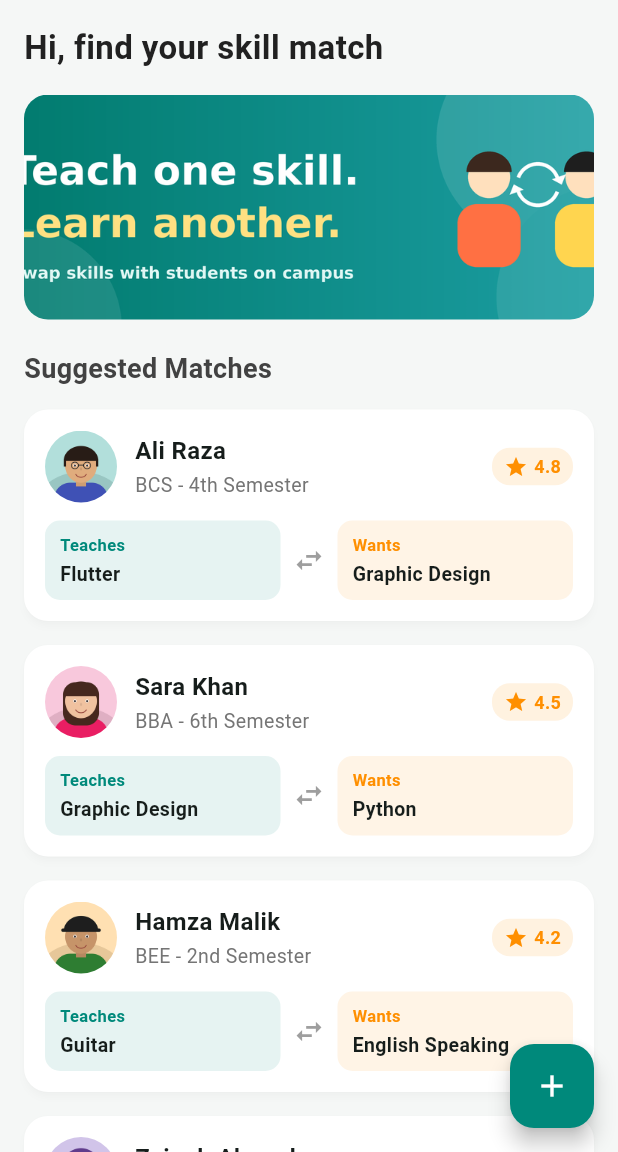
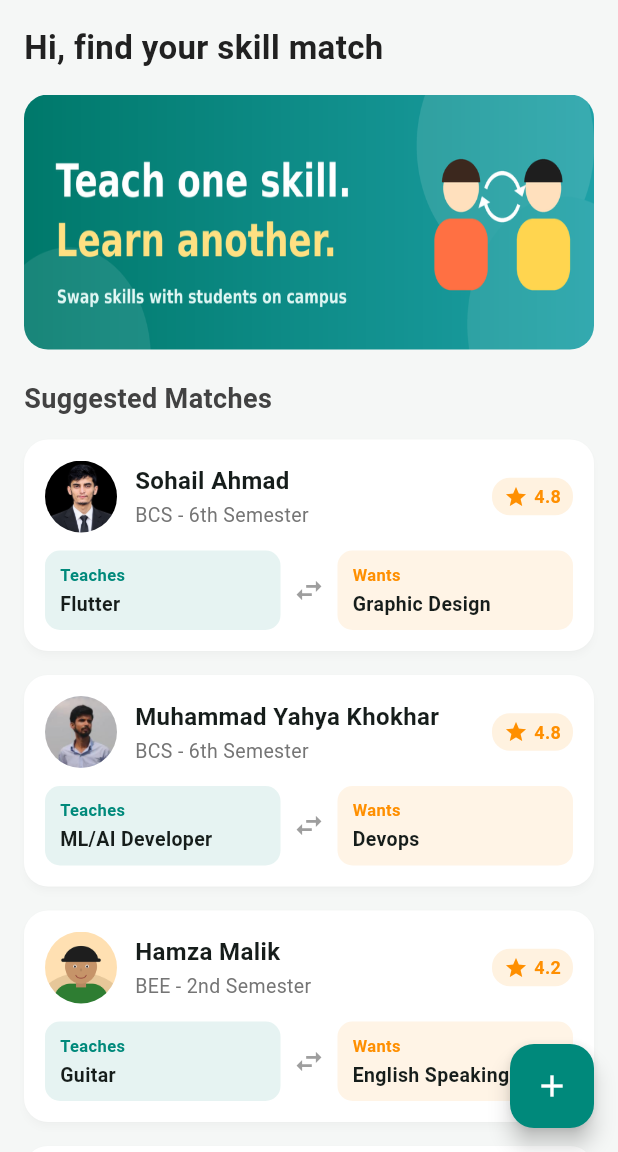
Before and after one commit to sohailahmadmarwat/Skill-Swap, a Flutter app: the HomeScreen screen opened by its route, on a phone screen of 412 x 824 dp, the part 84-1236 px from its top. Run offline on Flutter 3.47's test engine with Material 3 defaults, Android fonts, the phone set to English and light mode, and no system bars.

Commit message:
Assignment 2 final

```diff
--- a/lib/screens/home_screen.dart
+++ b/lib/screens/home_screen.dart
@@ -10,19 +10,19 @@ class HomeScreen extends StatelessWidget {
   // Dummy list of 4 students
   static const List<Student> students = [
     Student(
-      name: 'Ali Raza',
-      department: 'BCS - 4th Semester',
+      name: 'Sohail Ahmad',
+      department: 'BCS - 6th Semester',
       teaches: 'Flutter',
       wants: 'Graphic Design',
       rating: 4.8,
       image: 'assets/images/student1.png',
     ),
     Student(
-      name: 'Sara Khan',
-      department: 'BBA - 6th Semester',
-      teaches: 'Graphic Design',
-      wants: 'Python',
-      rating: 4.5,
+      name: 'Muhammad Yahya Khokhar',
+      department: 'BCS - 6th Semester',
+      teaches: 'ML/AI Developer',
+      wants: 'Devops',
+      rating: 4.8,
       image: 'assets/images/student2.png',
     ),
     Student(
@@ -56,9 +56,7 @@ class HomeScreen extends StatelessWidget {
         elevation: 0,
         // Gradient AppBar
         flexibleSpace: Container(
-          decoration: const BoxDecoration(
-            gradient: AppColors.appBarGradient,
-          ),
+          decoration: const BoxDecoration(gradient: AppColors.appBarGradient),
         ),
         actions: [
           IconButton(
@@ -91,8 +89,9 @@ class HomeScreen extends StatelessWidget {
                 child: Image.asset(
                   'assets/images/banner.png',
                   width: double.infinity,
-                  height: 150,
-                  fit: BoxFit.cover,
+                  height: 170,
+                  fit: BoxFit.fill,
+                  // fit: BoxFit.fitWidth,
                 ),
               ),
             ),
@@ -109,8 +108,7 @@ class HomeScreen extends StatelessWidget {
               ),
             ),
             // 4 student cards (tap any card to view student profile)
-            for (final student in students)
-              StudentCard(student: student),
+            for (final student in students) StudentCard(student: student),
             const SizedBox(height: 16),
           ],
         ),
```
Also changed, not shown: assets/images/student1.png, assets/images/student2.png, pubspec.lock.
